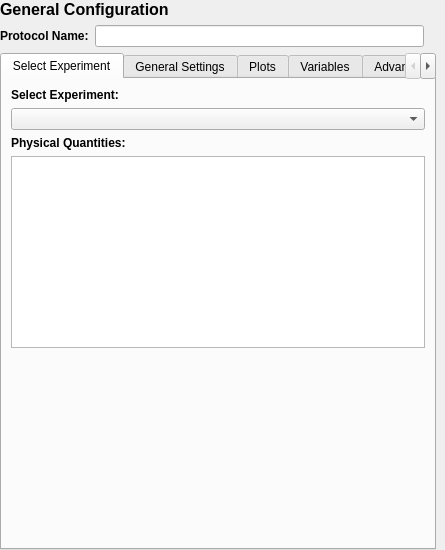
FAU-LAP/NOMAD-CAMELS, file nomad_camels/gui/general_protocol_settings.ui: the form before one commit.
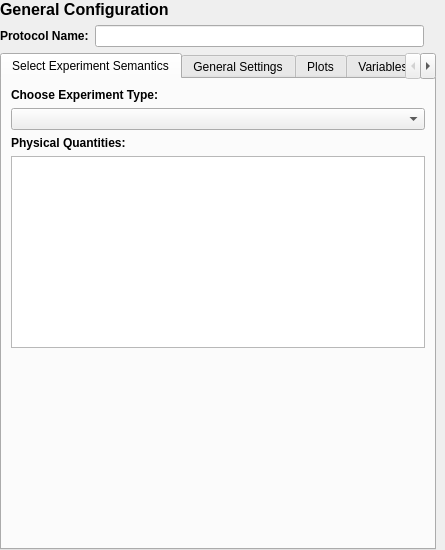
The form after the commit. Custom widgets are drawn as their Qt base class.

Commit message: Update GUI elements for Experiment semantics

```diff
--- a/nomad_camels/gui/general_protocol_settings.ui
+++ b/nomad_camels/gui/general_protocol_settings.ui
@@ -36,7 +36,7 @@
      </property>
      <widget class="QWidget" name="ExperimentSelector">
       <attribute name="title">
-       <string>Select Experiment</string>
+       <string>Select Experiment Semantics</string>
       </attribute>
       <layout class="QVBoxLayout" name="verticalLayout_2">
         <item>
@@ -47,7 +47,7 @@
            </font>
           </property>
           <property name="text">
-           <string>Select Experiment:</string>
+           <string>Choose Experiment Type:</string>
           </property>
          </widget>
         </item>
```
The commit also changes 1 other file.
